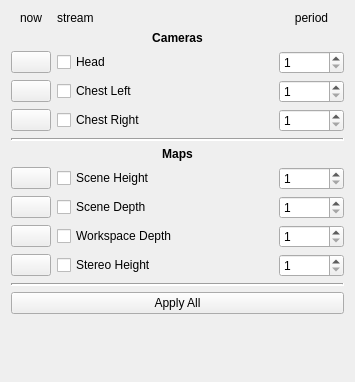
The window that software/ddapp/src/app/ddSensorDataRequest.ui (openhumanoids/oh-distro) describes before a commit, drawn with Qt 5.
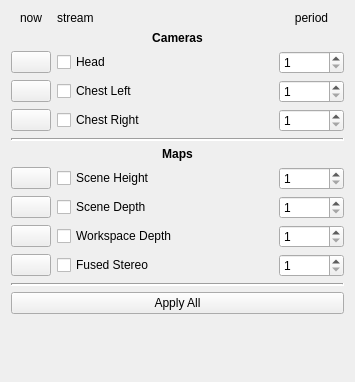
The same window after the commit.

Commit message: changing data request label for stereo fused

The edit to the form file:
```diff
--- a/software/ddapp/src/app/ddSensorDataRequest.ui
+++ b/software/ddapp/src/app/ddSensorDataRequest.ui
@@ -165,7 +165,7 @@
      <item row="10" column="1">
       <widget class="QCheckBox" name="mapStereoHeightCheck">
        <property name="text">
-        <string>Stereo Height</string>
+        <string>Fused Stereo</string>
        </property>
       </widget>
      </item>
```
Left out of the diff: 6 changed lines with no effect on the pictures. The commit also changes 1 other file.
